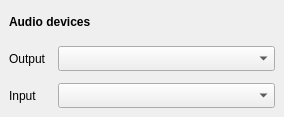
Old version of the form src/Panel/panel.ui in the repository rampageX/QuickSoundSwitcher.
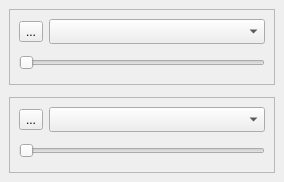
New version of the form.

Commit message: added volume control, icons, volume mute

What changed in the file:
```diff
--- a/src/Panel/panel.ui
+++ b/src/Panel/panel.ui
@@ -7,7 +7,7 @@
     <x>0</x>
     <y>0</y>
     <width>284</width>
-    <height>117</height>
+    <height>182</height>
    </rect>
   </property>
   <property name="windowTitle">
@@ -18,33 +18,16 @@
     <property name="spacing">
      <number>12</number>
     </property>
-    <item row="1" column="0">
-     <widget class="QLabel" name="label_2">
-      <property name="minimumSize">
-       <size>
-        <width>0</width>
-        <height>25</height>
-       </size>
+    <item row="0" column="0" colspan="2">
+     <widget class="QFrame" name="inputFrame">
+      <property name="frameShape">
+       <enum>QFrame::Shape::StyledPanel</enum>
       </property>
-      <property name="text">
-       <string>Output</string>
+      <property name="frameShadow">
+       <enum>QFrame::Shadow::Raised</enum>
       </property>
-     </widget>
-    </item>
-    <item row="2" column="0">
-     <widget class="QLabel" name="label_3">
-      <property name="minimumSize">
-       <size>
-        <width>0</width>
-        <height>25</height>
-       </size>
-      </property>
-      <property name="text">
-       <string>Input</string>
-      </property>
-     </widget>
-    </item>
-    <item row="1" column="1">
+      <layout class="QGridLayout" name="gridLayout_2">
+       <item row="0" column="1">
      <widget class="QComboBox" name="outputComboBox">
       <property name="sizePolicy">
        <sizepolicy hsizetype="Expanding" vsizetype="Fixed">
@@ -60,7 +43,42 @@
       </property>
      </widget>
     </item>
-    <item row="2" column="1">
+       <item row="0" column="0">
+        <widget class="QToolButton" name="outputMuteButton">
+         <property name="text">
+          <string>...</string>
+         </property>
+        </widget>
+       </item>
+       <item row="1" column="0" colspan="2">
+        <widget class="QSlider" name="outputVolumeSlider">
+         <property name="minimumSize">
+          <size>
+           <width>0</width>
+           <height>25</height>
+          </size>
+         </property>
+         <property name="maximum">
+          <number>100</number>
+         </property>
+         <property name="orientation">
+          <enum>Qt::Orientation::Horizontal</enum>
+         </property>
+        </widget>
+       </item>
+      </layout>
+     </widget>
+    </item>
+    <item row="1" column="0" colspan="2">
+     <widget class="QFrame" name="outputFrame">
+      <property name="frameShape">
+       <enum>QFrame::Shape::StyledPanel</enum>
+      </property>
+      <property name="frameShadow">
+       <enum>QFrame::Shadow::Raised</enum>
+      </property>
+      <layout class="QGridLayout" name="gridLayout_3">
+       <item row="0" column="1">
      <widget class="QComboBox" name="inputComboBox">
       <property name="minimumSize">
        <size>
@@ -70,22 +88,30 @@
       </property>
      </widget>
     </item>
-    <item row="0" column="0" colspan="2">
-     <widget class="QLabel" name="label">
+       <item row="0" column="0">
+        <widget class="QToolButton" name="inputMuteButton">
+         <property name="text">
+          <string>...</string>
+         </property>
+        </widget>
+       </item>
+       <item row="1" column="0" colspan="2">
+        <widget class="QSlider" name="inputVolumeSlider">
       <property name="minimumSize">
        <size>
         <width>0</width>
         <height>25</height>
        </size>
       </property>
-      <property name="font">
-       <font>
-        <bold>true</bold>
-       </font>
-      </property>
-      <property name="text">
-       <string>Audio devices</string>
-      </property>
+         <property name="maximum">
+          <number>100</number>
+         </property>
+         <property name="orientation">
+          <enum>Qt::Orientation::Horizontal</enum>
+         </property>
+        </widget>
+       </item>
+      </layout>
      </widget>
     </item>
    </layout>
```
Lines whose indentation alone changed are shown as unchanged. The commit also changes 28 other files.
